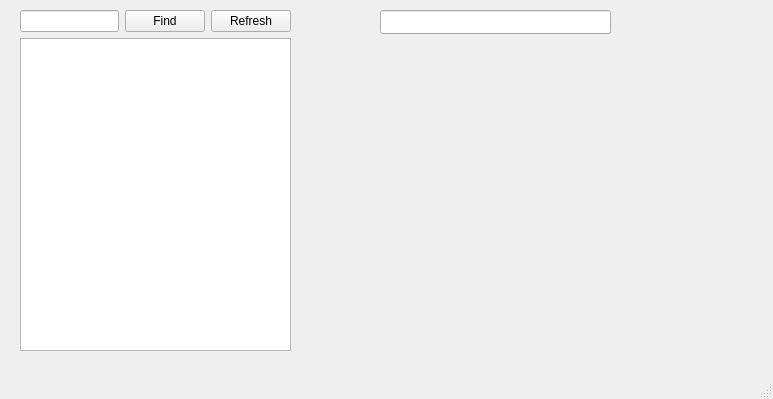
The window that ioctl_helper/mainwindow.ui (RomanRybachek/ioctl_helper) describes before a commit, drawn with Qt 5.
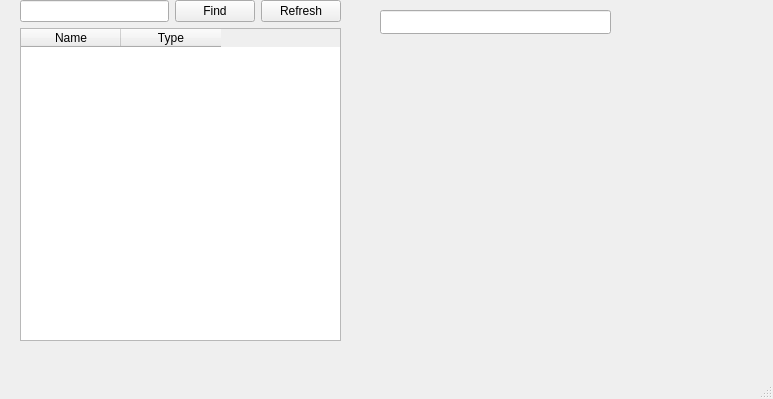
The same window after the commit.

The edit to the form file:
```diff
--- a/ioctl_helper/mainwindow.ui
+++ b/ioctl_helper/mainwindow.ui
@@ -21,8 +21,8 @@
     <property name="geometry">
      <rect>
       <x>20</x>
-      <y>10</y>
-      <width>271</width>
+      <y>0</y>
+      <width>321</width>
       <height>341</height>
      </rect>
     </property>
@@ -49,7 +49,18 @@
       </layout>
      </item>
      <item>
-      <widget class="QListWidget" name="listOfDevices"/>
+      <widget class="QTableWidget" name="tableOfObjects">
+       <column>
+        <property name="text">
+         <string>Name</string>
+        </property>
+       </column>
+       <column>
+        <property name="text">
+         <string>Type</string>
+        </property>
+       </column>
+      </widget>
      </item>
     </layout>
    </widget>
```
